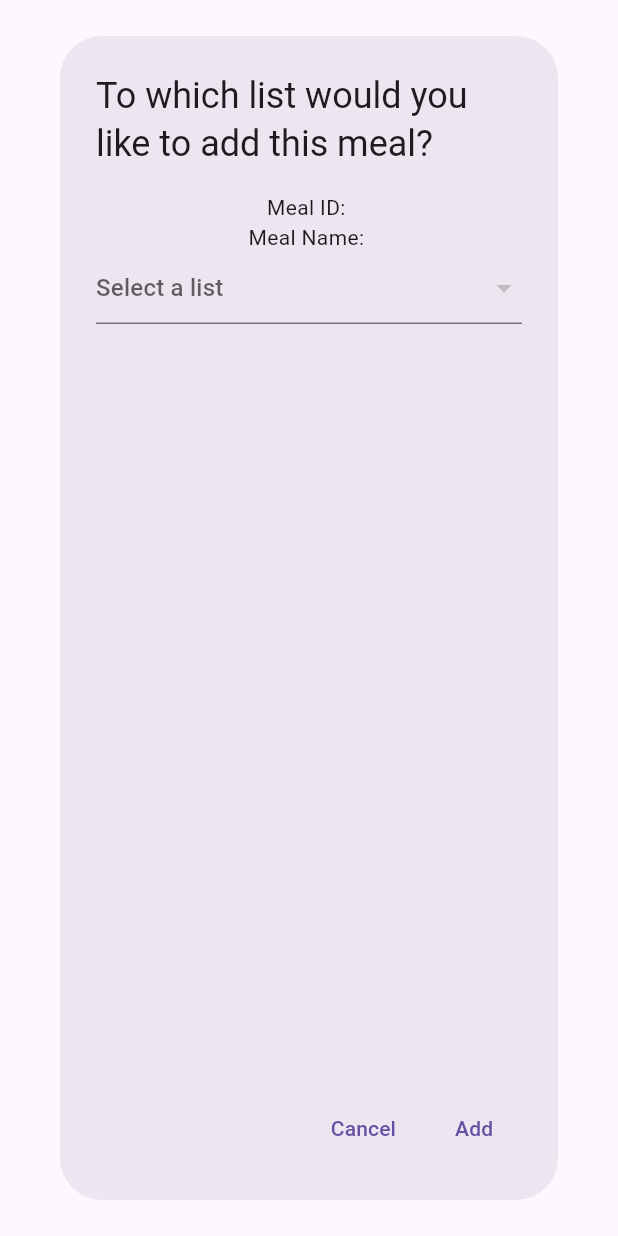
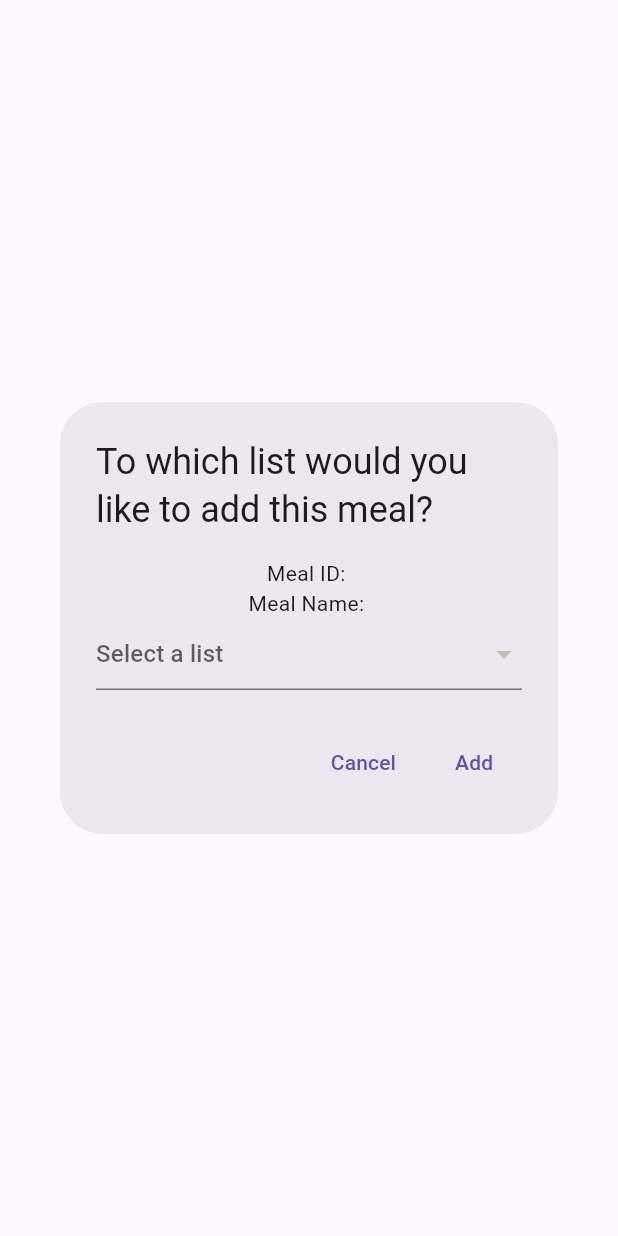
Before and after one commit to KhalilHen/dinner_app_flutter, a Flutter app: the AddMealDialog widget shown alone on an empty page, opened directly with empty values, after a tap on "Add", on a phone screen of 412 x 824 dp. Run offline on Flutter 3.47's test engine with Material 3 defaults, Android fonts, the phone set to English and light mode, and no system bars; our stand-ins replace cloud_firestore, file_picker, firebase_auth, firebase_core; accounts and stored records are empty; network calls fail.

Commit message:
Created that user can add now a meal  thought choose meal dialog

```diff
--- a/lib/dialogs/add_meal_to_list.dart
+++ b/lib/dialogs/add_meal_to_list.dart
@@ -2,6 +2,7 @@ import 'package:dinnerapp/controllers/log_out_controller.dart';
 import 'package:firebase_auth/firebase_auth.dart';
 import 'package:flutter/material.dart';
 import 'package:cloud_firestore/cloud_firestore.dart';
+
 class AddMealDialog extends StatefulWidget {
   const AddMealDialog({
     Key? key,
@@ -18,113 +19,73 @@ class AddMealDialog extends StatefulWidget {
 
 class _AddMealDialogState extends State<AddMealDialog> {
   final _listNameController = TextEditingController();
-late  String mealName;
+  late String mealName;
   late String mealId;
   String? selectedList;
+  String? selectedListId;
 
-//TODO Later turn this into a seperate file and call the method from that file
-//TODO And other files where this is used
   final user = FirebaseAuth.instance.currentUser;
   List<DropdownMenuItem<String>> _dropdownItems = [];
 
   @override
   void initState() {
-
     super.initState();
     mealName = widget.name;
     mealId = widget.idMeal;
     retrieveUsersList();
-
   }
 
-
   Future<void> retrieveUsersList() async {
-
     var user = FirebaseAuth.instance.currentUser;
-    var userLinkedList = FirebaseFirestore.instance.collection('list').where('userId', isEqualTo: user!.uid);
+    var userLinkedList = FirebaseFirestore.instance
+        .collection('list')
+        .where('userId', isEqualTo: user!.uid);
 
     var querySnapshot = await userLinkedList.get();
     List<DropdownMenuItem<String>> items = [];
 
+    for (var queryDocumentSnapshot in querySnapshot.docs) {
+      var data = queryDocumentSnapshot.data();
+      var title = data['title'];
+      var listId = queryDocumentSnapshot.id; // Get the document ID
 
-for (var queryDocumentSnapshot in querySnapshot.docs) {
-
-var data  = queryDocumentSnapshot.data();
-var title = data   ['title'];
       items.add(DropdownMenuItem(
         child: Text(title),
-  value: title,
+        value: listId, // Store the list ID as the value
       ));
-
+    }
 
     setState(() {
       _dropdownItems = items;
     });
   }
 
-    // print('User List: $userLinkedList');
-
-
-}
   void retrievePickedMeal() {
-
-
-
     print("mealId: ${widget.idMeal}");
     print("MealName${widget.name}");
-
   }
-
 
   @override
   Widget build(BuildContext context) {
     return AlertDialog(
       title: Text('To which list would you like to add this meal?'),
-
-
-
       content: Column(
-        children:
-
-
-
-        [
+        mainAxisSize: MainAxisSize.min, // Adjust column to wrap content
+        children: [
           Text("Meal ID: $mealId"),
           Text("Meal Name: $mealName"),
-           Form(
-
-
-
-
-          child: DropdownButtonFormField(
-
+          DropdownButtonFormField<String>(
             items: _dropdownItems,
-
-
             hint: Text('Select a list'),
-
-
-    selectedItemBuilder: (BuildContext context) {
-      return _dropdownItems.map<Widget>((item) {
-        return Text(item.value!);
-      }).toList();
-    },
-      onChanged: (String?  newValue) {
+            value: selectedListId,
+            onChanged: (String? newValue) {
               setState(() {
-          selectedList = newValue;
-
+                selectedListId = newValue;
+                selectedList = _dropdownItems.firstWhere(
+                    (item) => item.value == newValue).child.toString();
               });
             },
-
-
           ),
-
-
-        ),
-
-
-
-
         ],
       ),
       actions: <Widget>[
@@ -136,30 +97,25 @@ print("MealName${widget.name}");
         ),
         TextButton(
           onPressed: () {
-            if (selectedList != null) {
+            if (selectedListId != null) {
 
 
-
-                //TODO Later turn this into a fetch meal So it fetch every information based on the id of meal
-                //TODO Or just sent the description and everything within this file
-
-
-     FirebaseFirestore.instance.collection('lists').where(isEqualTo: selectedList.id)({
+              FirebaseFirestore.instance.collection('list').doc(selectedListId).collection('mealItem').add({
                 'mealId': mealId,
                 'mealName': mealName,
               });
-              print('Selected List: $selectedList');
+
+              print('Selected List Name: $selectedList');
+              print('Selected List ID: $selectedListId');
               print('Meal ID: $mealId');
               print('Meal Name: $mealName');
             }
 
             // Add logic to handle adding the meal to the list here
-
           },
           child: Text('Add'),
         ),
       ],
     );
   }
-
 }
```
Lines whose indentation alone changed are shown as unchanged.
